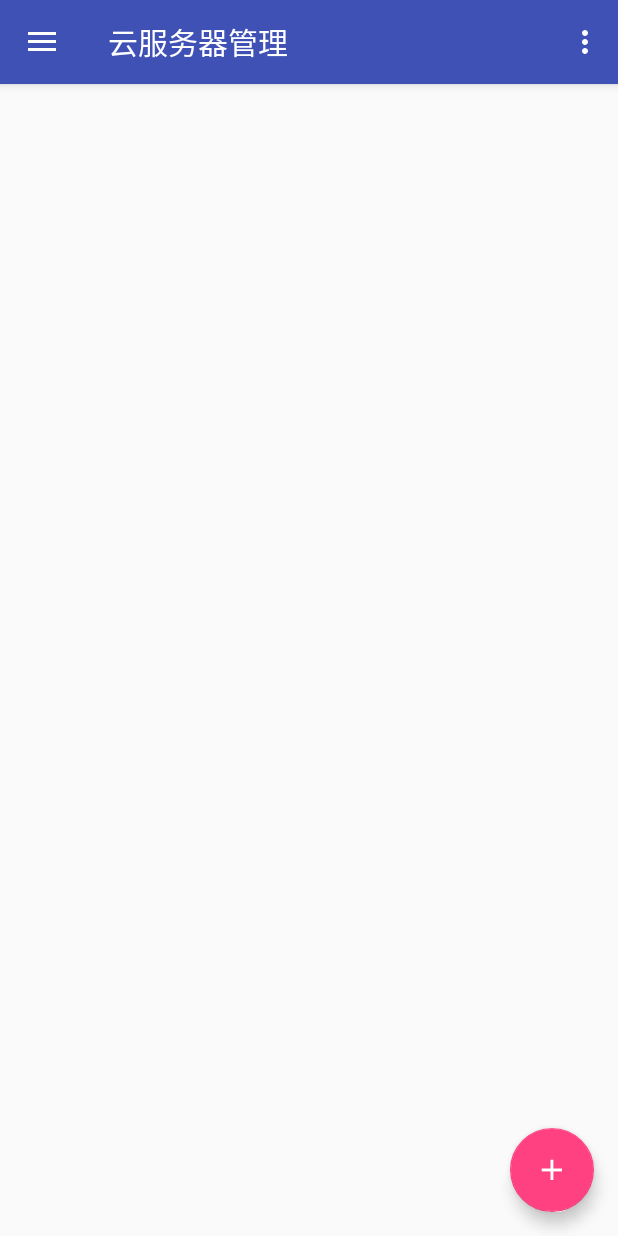
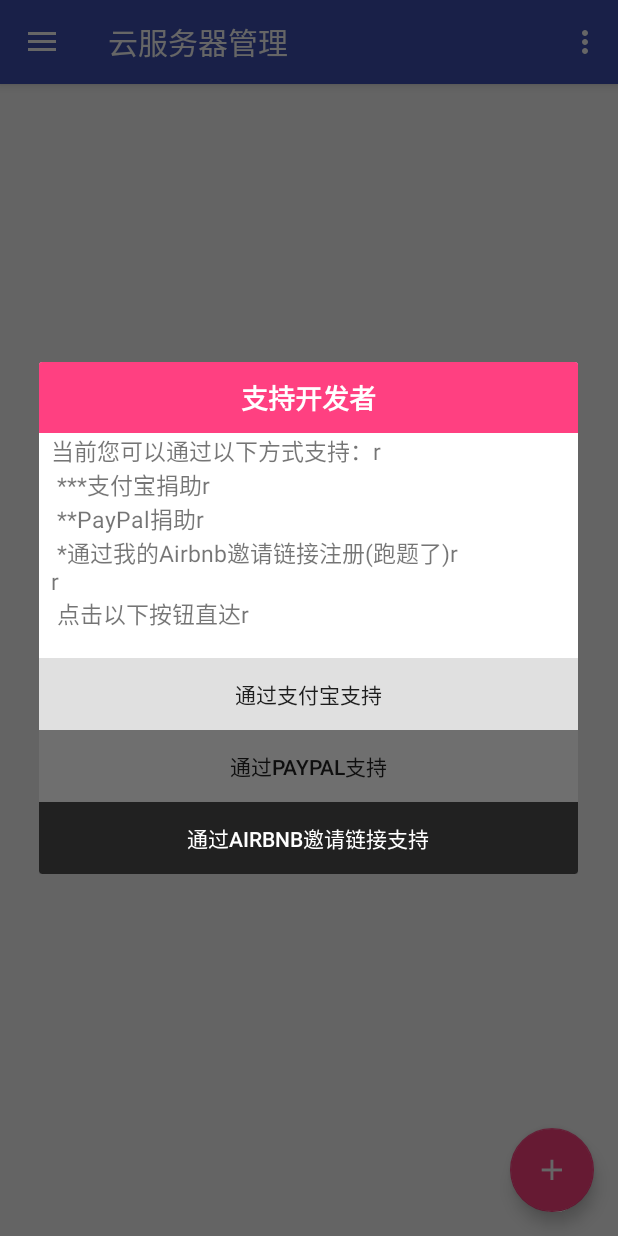
Before and after one commit to ankanch/QCloudManager, an Android app: the screen it shows after launch (MainActivity), in the options menu, after a tap on "by Kanch", on a phone screen of 412 x 824 dp. Run offline under Robolectric (Android 15) with nearby library versions, the phone set to English and light mode, and no system bars; our stand-ins replace AdMob; plain views replace NativeExpressAdView.

Commit message:
增加支持开发者选项 #5-- ver 2.0.1

```diff
--- a/app/src/main/java/com/akakanch/qcloudmanager2/AboutDialog.java
+++ b/app/src/main/java/com/akakanch/qcloudmanager2/AboutDialog.java
@@ -94,7 +94,7 @@ public class AboutDialog extends Fragment {
             @Override
             public void onClick(View view) {
                 Intent browserIntent = new Intent(Intent.ACTION_VIEW, Uri.parse("https://qr.alipay.com/a6x09720wf8ltcafg1vp06a"));
-                Toast.makeText(getActivity(),"感谢您的支持！",Toast.LENGTH_LONG).show();
+                Toast.makeText(getActivity(),getString(R.string.str_about_thanks4your_support),Toast.LENGTH_LONG).show();
                 startActivity(browserIntent);
             }
         });
--- a/app/src/main/java/com/akakanch/qcloudmanager2/MainActivity.java
+++ b/app/src/main/java/com/akakanch/qcloudmanager2/MainActivity.java
@@ -16,7 +16,9 @@ import android.support.design.widget.FloatingActionButton;
 import android.support.design.widget.Snackbar;
 import android.support.v4.app.ActivityCompat;
 import android.support.v4.content.ContextCompat;
+import android.support.v7.app.AlertDialog;
 import android.util.Log;
+import android.view.LayoutInflater;
 import android.view.View;
 import android.support.design.widget.NavigationView;
 import android.support.v4.view.GravityCompat;
@@ -116,8 +118,6 @@ public class MainActivity extends AppCompatActivity
         //noinspection SimplifiableIfStatement
         if (id == R.id.action_settings) {
             return true;
-        }else if(id == R.id.action_kanch){
-            Toast.makeText(getApplicationContext(),"测试",Toast.LENGTH_LONG).show();
         }else if(id == R.id.action_export_setting){
             //检查权限
             if( ContextCompat.checkSelfPermission(getApplicationContext(), android.Manifest.permission.WRITE_EXTERNAL_STORAGE) == PackageManager.PERMISSION_DENIED){
@@ -137,6 +137,12 @@ public class MainActivity extends AppCompatActivity
                 intent.setType("*/*");
                 startActivityForResult(intent, 199);
             }
+        }else if(id == R.id.action_kanch){
+            LayoutInflater li = LayoutInflater.from(this);
+            View changeDlgView = li.inflate(R.layout.layout_support, null);
+            final AlertDialog.Builder builder = new AlertDialog.Builder(this);
+            builder.setView(changeDlgView);
+            final AlertDialog dlg = builder.show();
         }
 
         return super.onOptionsItemSelected(item);
@@ -213,6 +219,24 @@ public class MainActivity extends AppCompatActivity
         startActivity(browserIntent);
     }
 
+    public void openAlipay(View v){
+        Snackbar.make(v,getString(R.string.str_about_thanks4your_support),Snackbar.LENGTH_LONG).show();
+        Intent browserIntent = new Intent(Intent.ACTION_VIEW, Uri.parse("https://qr.alipay.com/a6x09720wf8ltcafg1vp06a"));
+        startActivity(browserIntent);
+    }
+
+    public void openPaypal(View v){
+        Snackbar.make(v,getString(R.string.str_about_thanks4your_support),Snackbar.LENGTH_LONG).show();
+        Intent browserIntent = new Intent(Intent.ACTION_VIEW, Uri.parse("https://paypal.me/kanchz"));
+        startActivity(browserIntent);
+    }
+
+    public void openAirbnb(View v){
+        Snackbar.make(v,getString(R.string.str_about_thanks4your_support),Snackbar.LENGTH_LONG).show();
+        Intent browserIntent = new Intent(Intent.ACTION_VIEW, Uri.parse("https://www.airbnb.com/c/4f500a"));
+        startActivity(browserIntent);
+    }
+
     //导出API数据到外部储存
     public boolean exportAPIKey(){
         FileOutputStream outputStream;
--- a/app/src/main/res/layout/layout_index.xml
+++ b/app/src/main/res/layout/layout_index.xml
@@ -19,14 +19,15 @@
         android:id="@+id/textView_notes"
         android:textAlignment="center" />
 
-    <TextView
-        android:text="@string/str_ip_howtogetkey"
-        android:layout_width="match_parent"
-        android:layout_height="wrap_content"
-        android:id="@+id/textView5"
-        android:textAlignment="center"
-        android:clickable="true"
-        android:onClick="openWebPage"/>
+            <TextView
+                android:id="@+id/textView5"
+                android:layout_width="match_parent"
+                android:layout_height="wrap_content"
+                android:clickable="true"
+                android:onClick="openWebPage"
+                android:text="@string/str_ip_howtogetkey"
+                android:textAlignment="center"
+                android:textColor="@color/colorPrimaryDark" />
 
     <EditText
         android:id="@+id/editText_apikeyid"
--- /dev/null
+++ b/app/src/main/res/layout/layout_support.xml
@@ -0,0 +1,73 @@
+<?xml version="1.0" encoding="utf-8"?>
+<LinearLayout xmlns:android="http://schemas.android.com/apk/res/android"
+    android:orientation="vertical" android:layout_width="match_parent"
+    android:layout_height="match_parent">
+
+    <LinearLayout
+        android:layout_width="match_parent"
+        android:layout_height="wrap_content"
+        android:background="@color/colorAccent"
+        android:orientation="horizontal">
+
+        <TextView
+            android:id="@+id/textView2"
+            android:layout_width="match_parent"
+            android:layout_height="wrap_content"
+            android:layout_marginBottom="10sp"
+            android:layout_marginTop="10sp"
+            android:layout_weight="1"
+            android:text="@string/str_support_header"
+            android:textAlignment="center"
+            android:textColor="@color/common_google_signin_btn_text_dark_default"
+            android:textSize="18sp"
+            android:textStyle="bold" />
+
+    </LinearLayout>
+
+    <LinearLayout
+        android:layout_width="match_parent"
+        android:layout_height="wrap_content"
+        android:layout_weight="1"
+        android:orientation="vertical">
+
+        <TextView
+            android:id="@+id/textView3"
+            android:layout_width="match_parent"
+            android:layout_height="wrap_content"
+            android:layout_marginLeft="8sp"
+            android:layout_marginRight="8sp"
+            android:text="@string/str_support_saying"
+            android:textAlignment="viewStart"
+            android:textSize="15sp" />
+
+        <Button
+            android:id="@+id/button_support_alipay"
+            style="@style/Widget.AppCompat.Button.Borderless"
+            android:layout_width="match_parent"
+            android:layout_height="wrap_content"
+            android:onClick="openAlipay"
+            android:background="@color/common_google_signin_btn_text_light_disabled"
+            android:text="@string/str_support_alipay" />
+
+        <Button
+            android:id="@+id/button_support_paypal"
+            style="@style/Widget.AppCompat.Button.Borderless"
+            android:layout_width="match_parent"
+            android:layout_height="wrap_content"
+            android:onClick="openPaypal"
+            android:background="@color/common_google_signin_btn_text_light_focused"
+            android:text="@string/str_support_paypal"
+            android:textColor="@color/common_google_signin_btn_text_light_pressed" />
+
+        <Button
+            android:id="@+id/button_support_airbnb"
+            style="@style/Widget.AppCompat.Button.Borderless"
+            android:layout_width="match_parent"
+            android:layout_height="wrap_content"
+            android:onClick="openAirbnb"
+            android:background="@color/common_google_signin_btn_text_light_pressed"
+            android:text="@string/str_support_airbnb"
+            android:textColor="@color/common_google_signin_btn_text_dark_pressed" />
+    </LinearLayout>
+
+</LinearLayout>
--- a/app/src/main/res/values/colors.xml
+++ b/app/src/main/res/values/colors.xml
@@ -1,7 +1,7 @@
 <?xml version="1.0" encoding="utf-8"?>
 <resources>
     <color name="colorPrimary">#3F51B5</color>
-    <color name="colorPrimaryDark">#303F9F</color>
+    <color name="colorPrimaryDark">#303f9f</color>
     <color name="colorAccent">#ff4081</color>
     <!-- user define-->
     <color name="colorRefresh_A">#34c6a4</color>
--- a/app/src/main/res/values/strings.xml
+++ b/app/src/main/res/values/strings.xml
@@ -180,6 +180,7 @@
     <string name="str_ip_howtogetkey">
         不知道什么是云API密钥？点击这里查看如何获取\r\n
         请在下面的编辑框中分别输入您的密钥ID和密钥\r\n
+        你也可以使用右上角菜单中的导入APIKey功能直接导入\r\n
     </string>
     <string name="str_ip_keyid">请输入您的SecretKeyID</string>
     <string name="str_ip_apikey">请输入您的SecretKey</string>
@@ -204,6 +205,7 @@
     <string name="str_sii_menue_delete">删除该镜像</string>
     <string name="str_sii_create_tips_support">当前仅支持创建按量使用且地域与镜像地域相同的的云服务器！</string>
     <!-- 关于页面-->
+    <string name="str_about_thanks4your_support">感谢您的支持！</string>
     <string name="str_about_tips_requestnew">请在邮件正文写入您需要的新功能</string>
     <string name="str_about_tips_bugreport">请在邮件正文写上出错信息以及系统日志</string>
     <string name="str_about_button_requestnew">请求新功能</string>
@@ -213,6 +215,18 @@
     <string name="str_about_abouttext2">本应用非腾讯官方应用，与腾讯无任何关系。\r\n腾讯云及其logo均为腾讯公司所有。</string>
     <string name="str_about_abouttext3">*图标由pandecheng制作*</string>
     <string name="str_about_version">版本号： 2.0.1\r\nMade with ❤ by Kanch</string>
+    <!-- 支持页面-->
+    <string name="str_support_header">支持开发者</string>
+    <string name="str_support_saying">
+        当前您可以通过以下方式支持：\r\n
+        ***支付宝捐助\r\n
+        **PayPal捐助\r\n
+        *通过我的Airbnb邀请链接注册(跑题了)\r\n\r\n
+        点击以下按钮直达\r\n
+    </string>
+    <string name="str_support_alipay">通过支付宝支持</string>
+    <string name="str_support_paypal">通过PayPal支持</string>
+    <string name="str_support_airbnb">通过Airbnb邀请链接支持</string>
     <!-- 储存数据用的键值对-->
     <string name="key_value_apikey">TENCENT_API_KEY</string>
 
```
